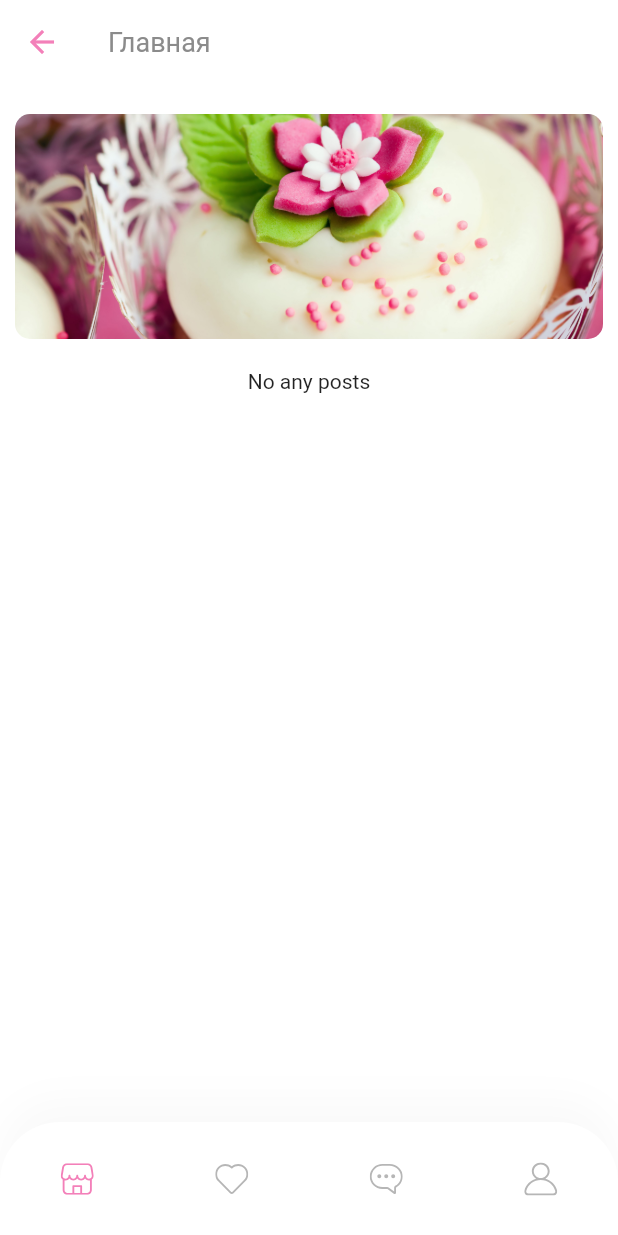
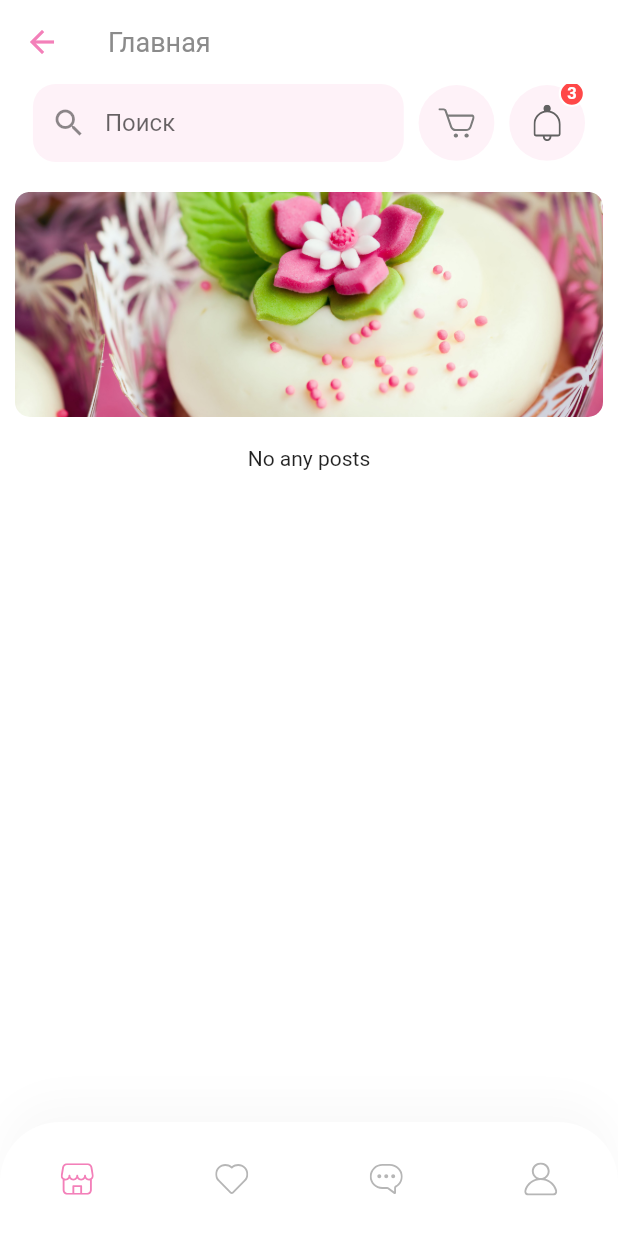
Before and after one commit to MorgueMorg/Flutter-FHome-Inai, a Flutter app: the HomeScreen screen opened by its route, on a phone screen of 412 x 824 dp. Run offline on Flutter 3.47's test engine with Material 2 defaults, Android fonts, the phone set to English and light mode, and no system bars; our stand-ins replace bloc, dio, equatable, flutter_bloc, flutter_svg; network calls fail; Roboto replaces fonts that are missing (Muli).

Commit message:
Added header for home screen

```diff
--- a/lib/features/screens/home/components/body.dart
+++ b/lib/features/screens/home/components/body.dart
@@ -1,5 +1,6 @@
 import 'package:fhome/features/cubit/product_fetch_cubit.dart';
 import 'package:fhome/features/screens/home/components/carousel.dart';
+import 'package:fhome/features/screens/home/components/home_header.dart';
 import 'package:fhome/repositories/models/product_model.dart';
 import 'package:flutter/material.dart';
 import 'package:flutter_bloc/flutter_bloc.dart';
@@ -12,6 +13,7 @@ class Body extends StatelessWidget {
     return Center(
       child: Column(
         children: [
+          const HomeHeader(),
           const SizedBox(height: 20),
           const Carousel(),
           const SizedBox(height: 20),
--- /dev/null
+++ b/lib/features/screens/home/components/home_header.dart
@@ -0,0 +1,34 @@
+import 'package:fhome/components/size_config.dart';
+import 'package:fhome/features/screens/home/components/icon_btn_with_counter.dart';
+import 'package:flutter/material.dart';
+import 'search_field.dart';
+
+class HomeHeader extends StatelessWidget {
+  const HomeHeader({
+    Key? key,
+  }) : super(key: key);
+
+  @override
+  Widget build(BuildContext context) {
+    return Padding(
+      padding:
+          EdgeInsets.symmetric(horizontal: getProportionateScreenWidth(20)),
+      child: Row(
+        mainAxisAlignment: MainAxisAlignment.spaceBetween,
+        children: [
+          const SearchField(),
+          IconBtnWithCounter(
+            svgSrc: "assets/icons/Cart Icon.svg",
+            // press: () => Navigator.pushNamed(context, CartScreen.routeName),
+            press: () {},
+          ),
+          IconBtnWithCounter(
+            svgSrc: "assets/icons/Bell.svg",
+            numOfitem: 3,
+            press: () {},
+          ),
+        ],
+      ),
+    );
+  }
+}
--- /dev/null
+++ b/lib/features/screens/home/components/icon_btn_with_counter.dart
@@ -0,0 +1,65 @@
+import 'package:fhome/components/constants.dart';
+import 'package:fhome/components/size_config.dart';
+import 'package:flutter/material.dart';
+import 'package:flutter_svg/flutter_svg.dart';
+
+class IconBtnWithCounter extends StatelessWidget {
+  const IconBtnWithCounter({
+    Key? key,
+    required this.svgSrc,
+    this.numOfitem = 0,
+    required this.press,
+  }) : super(key: key);
+
+  final String svgSrc;
+  final int numOfitem;
+  final GestureTapCallback press;
+
+  @override
+  Widget build(BuildContext context) {
+    return InkWell(
+      borderRadius: BorderRadius.circular(100),
+      onTap: press,
+      child: Stack(
+        clipBehavior: Clip.none,
+        children: [
+          Container(
+            padding: EdgeInsets.all(getProportionateScreenWidth(12)),
+            height: getProportionateScreenWidth(46),
+            width: getProportionateScreenWidth(46),
+            decoration: BoxDecoration(
+              color: lightPink.withOpacity(0.1),
+              shape: BoxShape.circle,
+            ),
+            child: SvgPicture.asset(svgSrc),
+          ),
+          if (numOfitem != 0)
+            Positioned(
+              top: -3,
+              right: 0,
+              child: Container(
+                height: getProportionateScreenWidth(16),
+                width: getProportionateScreenWidth(16),
+                decoration: BoxDecoration(
+                  color: const Color(0xFFFF4848),
+                  shape: BoxShape.circle,
+                  border: Border.all(width: 1.5, color: Colors.white),
+                ),
+                child: Center(
+                  child: Text(
+                    "$numOfitem",
+                    style: TextStyle(
+                      fontSize: getProportionateScreenWidth(10),
+                      height: 1,
+                      fontWeight: FontWeight.w600,
+                      color: Colors.white,
+                    ),
+                  ),
+                ),
+              ),
+            )
+        ],
+      ),
+    );
+  }
+}
--- /dev/null
+++ b/lib/features/screens/home/components/search_field.dart
@@ -0,0 +1,33 @@
+import 'package:fhome/components/constants.dart';
+import 'package:fhome/components/size_config.dart';
+import 'package:flutter/material.dart';
+
+class SearchField extends StatelessWidget {
+  const SearchField({
+    Key? key,
+  }) : super(key: key);
+
+  @override
+  Widget build(BuildContext context) {
+    return Container(
+      width: SizeConfig.screenWidth * 0.6,
+      decoration: BoxDecoration(
+        color: lightPink.withOpacity(0.1),
+        borderRadius: BorderRadius.circular(15),
+      ),
+      child: TextField(
+        // ignore: avoid_print
+        onChanged: (value) => print(value),
+        decoration: InputDecoration(
+            contentPadding: EdgeInsets.symmetric(
+                horizontal: getProportionateScreenWidth(20),
+                vertical: getProportionateScreenWidth(15)),
+            border: InputBorder.none,
+            focusedBorder: InputBorder.none,
+            enabledBorder: InputBorder.none,
+            hintText: "Поиск",
+            prefixIcon: const Icon(Icons.search)),
+      ),
+    );
+  }
+}
```
